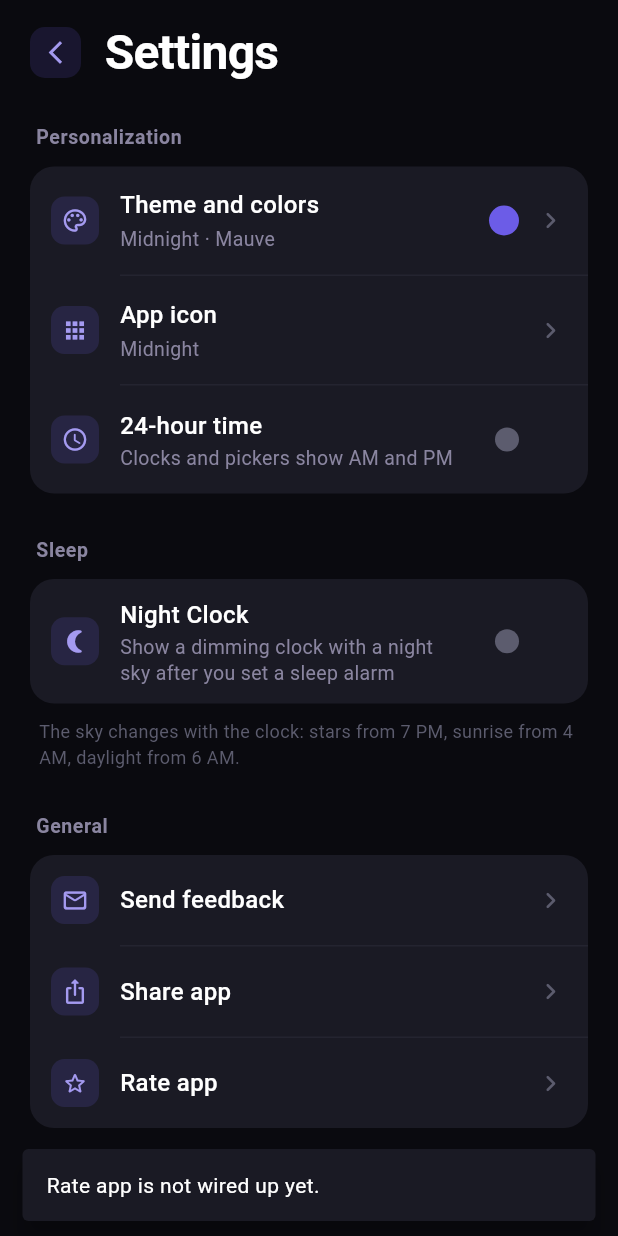
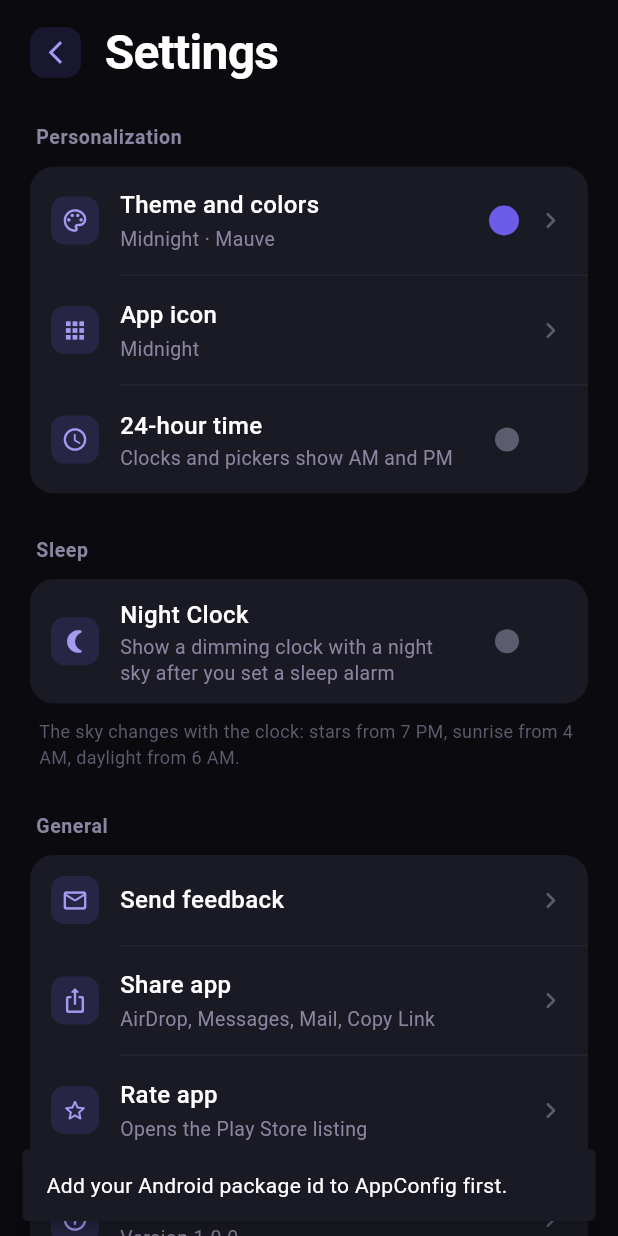
Before and after one commit to rachaelfi/not-clock, a Flutter app: the SettingsScreen screen opened directly with empty values, after a tap on "Rate app", on a phone screen of 412 x 824 dp. Run offline on Flutter 3.47's test engine with Material 3 defaults, Android fonts, the phone set to English and light mode, and no system bars; our stand-ins replace audioplayers, in_app_review, share_plus, shared_preferences; accounts and stored records are empty; network calls fail.

Commit message:
Added About and credits to general settings

```diff
--- a/lib/screens/settings_screen.dart
+++ b/lib/screens/settings_screen.dart
@@ -3,6 +3,9 @@ import 'package:not_clock/models/app_settings.dart';
 import 'package:not_clock/theme/app_theme.dart';
 import 'package:not_clock/screens/theme_picker_screen.dart';
 import 'package:not_clock/screens/app_icon_screen.dart';
+import 'package:not_clock/services/app_links_service.dart';
+import 'package:not_clock/config/app_config.dart';
+import 'package:not_clock/screens/about_screen.dart';
 
 class SettingsScreen extends StatelessWidget {
   final AppSettings settings;
@@ -38,7 +41,7 @@ class SettingsScreen extends StatelessWidget {
                           subtitle:
                               '${settings.flavor.label} · ${settings.accent.label}',
                           trailing: _AccentDot(color: c.accent),
-                          onTap: () => Navigator.push(
+                          onTap: (_) => Navigator.push(
                             context,
                             _slideUp(ThemePickerScreen(settings: settings)),
                           ),
@@ -49,7 +52,7 @@ class SettingsScreen extends StatelessWidget {
                           icon: Icons.apps_rounded,
                           title: 'App icon',
                           subtitle: AppIconOption.byId(settings.appIconId).label,
-                          onTap: () => Navigator.push(
+                          onTap: (_) => Navigator.push(
                             context,
                             _slideUp(AppIconScreen(settings: settings)),
                           ),
@@ -95,28 +98,48 @@ class SettingsScreen extends StatelessWidget {
                           colors: c,
                           icon: Icons.mail_outline_rounded,
                           title: 'Send feedback',
-                          onTap: () => _todo(context, c, 'Send feedback'),
+                          onTap: (rowContext) =>
+                              _todo(rowContext, c, 'Send feedback'),
                         ),
                         _Divider(colors: c),
                         _NavRow(
                           colors: c,
                           icon: Icons.ios_share_rounded,
                           title: 'Share app',
-                          onTap: () => _todo(context, c, 'Share app'),
+                          subtitle: 'AirDrop, Messages, Mail, Copy Link',
+                          // rowContext, not the screen's — the iPad share
+                          // popover anchors to the row that was tapped.
+                          onTap: AppLinksService.shareApp,
                         ),
                         _Divider(colors: c),
                         _NavRow(
                           colors: c,
                           icon: Icons.star_outline_rounded,
                           title: 'Rate app',
-                          onTap: () => _todo(context, c, 'Rate app'),
+                          subtitle: AppConfig.isIOS
+                              ? 'Opens the App Store review page'
+                              : AppConfig.isAndroid
+                                  ? 'Opens the Play Store listing'
+                                  : 'Available in the mobile app',
+                          onTap: AppLinksService.rateApp,
+                        ),
+                        _Divider(colors: c),
+                        _NavRow(
+                          colors: c,
+                          icon: Icons.info_outline_rounded,
+                          title: 'About',
+                          subtitle: 'Version ${AppConfig.appVersion}',
+                          onTap: (_) => Navigator.push(
+                            context,
+                            _slideUp(AboutScreen(settings: settings)),
+                          ),
                         ),
                       ]),
 
                       const SizedBox(height: 24),
                       Center(
                         child: Text(
-                          'Not Clock 1.0.0',
+                          '${AppConfig.appName} ${AppConfig.appVersion}',
                           style: TextStyle(color: c.muted, fontSize: 12),
                         ),
                       ),
@@ -285,7 +308,10 @@ class _NavRow extends StatelessWidget {
   final String title;
   final String? subtitle;
   final Widget? trailing;
-  final VoidCallback onTap;
+
+  /// Receives the row's own BuildContext. Needed for anything that has to
+  /// anchor to the row itself, like the iPad share popover.
+  final void Function(BuildContext rowContext) onTap;
   final AppColors colors;
 
   const _NavRow({
@@ -300,7 +326,7 @@ class _NavRow extends StatelessWidget {
   @override
   Widget build(BuildContext context) {
     return InkWell(
-      onTap: onTap,
+      onTap: () => onTap(context),
       splashColor: colors.accentWash(0.08),
       highlightColor: colors.accentWash(0.05),
       child: Padding(
--- /dev/null
+++ b/lib/services/app_links_service.dart
@@ -0,0 +1,125 @@
+import 'package:flutter/material.dart';
+import 'package:in_app_review/in_app_review.dart';
+import 'package:share_plus/share_plus.dart';
+import 'package:url_launcher/url_launcher.dart';
+import 'package:not_clock/config/app_config.dart';
+import 'package:not_clock/main.dart';
+
+/// Rate and Share, with the platform differences handled in one place.
+class AppLinksService {
+  // ─── Rate ──────────────────────────────────────────────────────────────────
+
+  /// Opens the store listing on the write-a-review screen.
+  ///
+  /// This is the only review path in the app, and it only runs when the user
+  /// taps Rate app in Settings. Nothing prompts them anywhere else.
+  ///
+  /// `openStoreListing` does the right thing per platform:
+  ///   • iOS     — itms-apps://…/id<ID>?action=write-review, straight to the
+  ///               review composer
+  ///   • Android — market://details?id=<package>, the Play listing with the
+  ///               star widget at the top
+  static Future<void> rateApp(BuildContext context) async {
+    // No app store in a browser. Say so instead of throwing.
+    if (!AppConfig.isIOS && !AppConfig.isAndroid) {
+      _notify(context, 'Rating is available in the iOS and Android apps.');
+      return;
+    }
+
+    if (!AppConfig.hasStoreId) {
+      _notify(
+        context,
+        AppConfig.isIOS
+            ? 'Add your App Store ID to AppConfig first.'
+            : 'Add your Android package id to AppConfig first.',
+      );
+      return;
+    }
+
+    try {
+      await InAppReview.instance.openStoreListing(
+        appStoreId: AppConfig.appStoreId,
+      );
+    } catch (_) {
+      if (context.mounted) {
+        _notify(context, "Couldn't open the store.");
+      }
+    }
+  }
+
+  // ─── Share ─────────────────────────────────────────────────────────────────
+
+  /// Opens the system share sheet — AirDrop, Messages, Mail, Copy on iOS;
+  /// the Sharesheet with whatever's installed on Android.
+  ///
+  /// [context] should be the context of the widget that was tapped, not the
+  /// screen's. On iPad the share sheet is a popover that has to be anchored to
+  /// something; passing the row's own context gives it the row's rect. Without
+  /// an origin it either lands in the top-left corner or throws outright.
+  static Future<void> shareApp(BuildContext context) async {
+    final box = context.findRenderObject() as RenderBox?;
+    final origin = (box != null && box.hasSize)
+        ? box.localToGlobal(Offset.zero) & box.size
+        : null;
+
+    try {
+      await SharePlus.instance.share(
+        ShareParams(
+          text: '${AppConfig.shareMessage}\n\n${AppConfig.shareUrl}',
+          // Used as the subject line if they pick Mail. Ignored elsewhere.
+          subject: AppConfig.shareSubject,
+          sharePositionOrigin: origin,
+        ),
+      );
+    } catch (_) {
+      if (context.mounted) {
+        _notify(context, "Couldn't open the share sheet.");
+      }
+    }
+  }
+
+  // ─── Links ─────────────────────────────────────────────────────────────────
+
+  /// Opens [url] in the browser. [label] names the link in the message shown
+  /// if the URL hasn't been filled in yet, e.g. "privacy policy".
+  ///
+  /// `externalApplication` hands off to Safari / Chrome rather than an in-app
+  /// web view — better for legal pages, where people expect a real browser
+  /// with the address bar visible.
+  static Future<void> openUrl(
+    BuildContext context,
+    String url, {
+    required String label,
+  }) async {
+    if (url.isEmpty) {
+      _notify(context, 'Add the $label URL to AppConfig first.');
+      return;
+    }
+
+    try {
+      final opened = await launchUrl(
+        Uri.parse(url),
+        mode: LaunchMode.externalApplication,
+      );
+      if (!opened && context.mounted) {
+        _notify(context, "Couldn't open the $label.");
+      }
+    } catch (_) {
+      if (context.mounted) _notify(context, "Couldn't open the $label.");
+    }
+  }
+
+  // ─── Helper ────────────────────────────────────────────────────────────────
+
+  static void _notify(BuildContext context, String message) {
+    final c = SettingsProvider.read(context).colors;
+    ScaffoldMessenger.of(context)
+      ..hideCurrentSnackBar()
+      ..showSnackBar(SnackBar(
+        content: Text(message, style: TextStyle(color: c.text)),
+        backgroundColor: c.card,
+        behavior: SnackBarBehavior.floating,
+        duration: const Duration(seconds: 3),
+      ));
+  }
+}
--- a/pubspec.yaml
+++ b/pubspec.yaml
@@ -14,6 +14,9 @@ dependencies:
   shared_preferences: ^2.2.2
   audioplayers: ^6.0.0
   file_picker: ^8.0.0
+  in_app_review: ^2.0.10
+  share_plus: ^11.0.0
+  url_launcher: ^6.3.1
 
 dev_dependencies:
   flutter_test:
```
Also changed, not shown: lib/config/app_config.dart (added, +88 -0 lines), lib/config/credits.dart (added, +45 -0 lines), lib/screens/about_screen.dart (added, +439 -0 lines), pubspec.lock, 5 other files.
